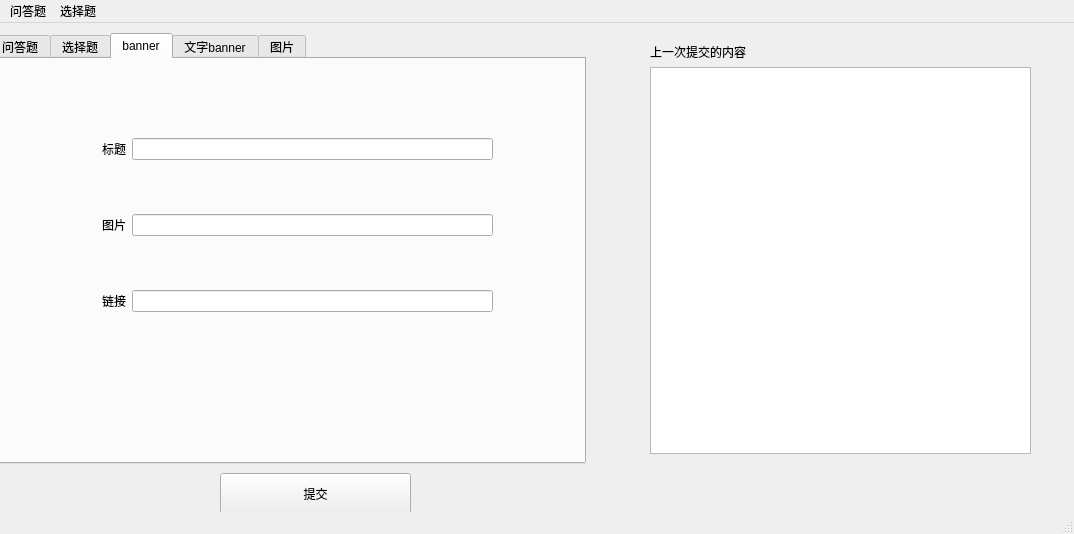
This is test1.ui in hukz37/GUI-python3 as Qt 5 draws it before an edit. The edited form follows.
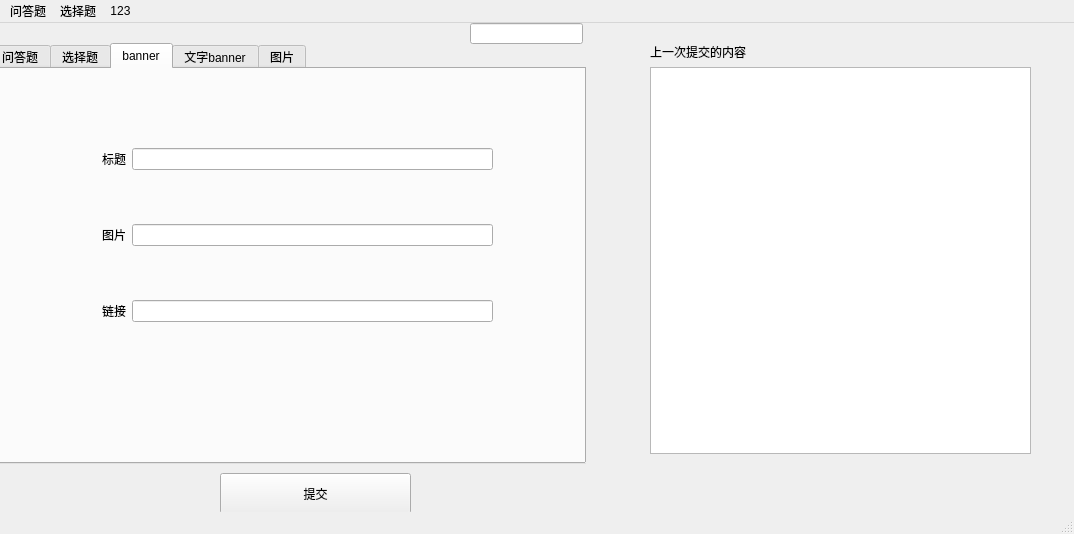
This is the edited form.

Patch:
```diff
--- a/test1.ui
+++ b/test1.ui
@@ -18,9 +18,9 @@
     <property name="geometry">
      <rect>
       <x>-10</x>
-      <y>10</y>
+      <y>20</y>
       <width>596</width>
-      <height>431</height>
+      <height>421</height>
      </rect>
     </property>
     <property name="currentIndex">
@@ -292,7 +292,7 @@
      <attribute name="title">
       <string>banner</string>
      </attribute>
-     <widget class="QWidget" name="">
+     <widget class="QWidget" name="layoutWidget">
       <property name="geometry">
        <rect>
         <x>110</x>
@@ -467,6 +467,16 @@
      </item>
     </layout>
    </widget>
+   <widget class="QLineEdit" name="lineEdit_14">
+    <property name="geometry">
+     <rect>
+      <x>470</x>
+      <y>0</y>
+      <width>113</width>
+      <height>21</height>
+     </rect>
+    </property>
+   </widget>
   </widget>
   <widget class="QMenuBar" name="menubar">
    <property name="geometry">
@@ -511,8 +521,14 @@
     <addaction name="action4_2"/>
     <addaction name="action5_2"/>
    </widget>
+   <widget class="QMenu" name="menu123">
+    <property name="title">
+     <string>123</string>
+    </property>
+   </widget>
    <addaction name="menu"/>
    <addaction name="menu_2"/>
+   <addaction name="menu123"/>
   </widget>
   <widget class="QStatusBar" name="statusbar"/>
   <action name="action2">
```
